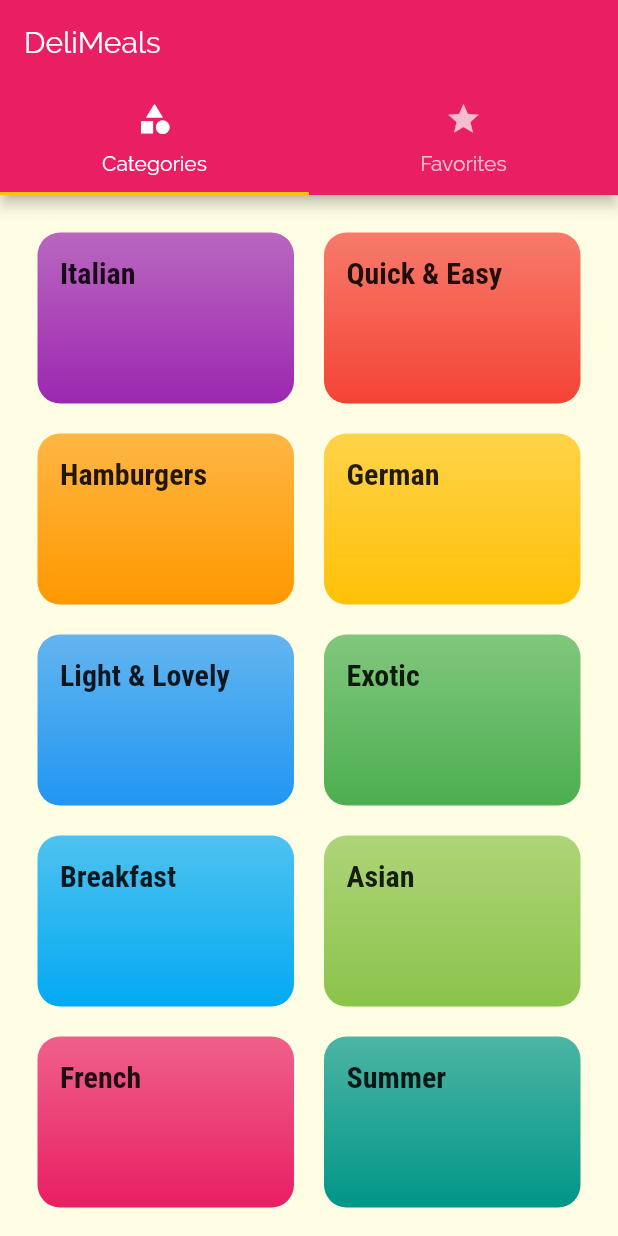
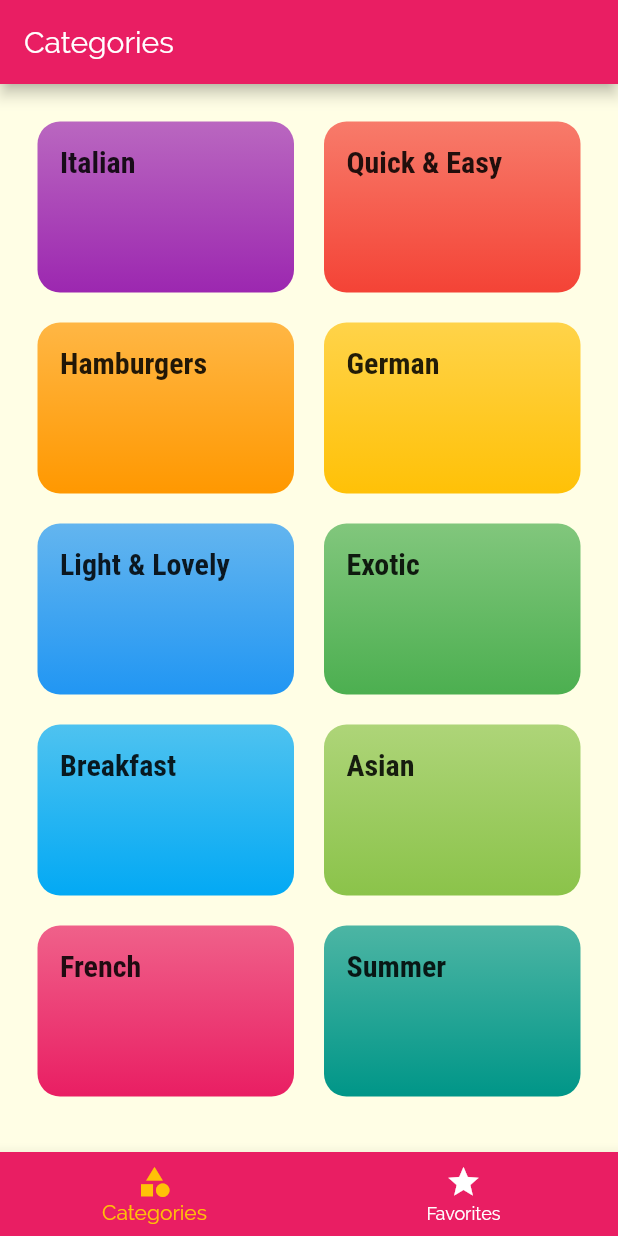
Before and after one commit to AhmedMostafaElbasha/DeliMeals, a Flutter app: the screen it shows after launch, on a phone screen of 412 x 824 dp. Run offline on Flutter 3.47's test engine with Material 2 defaults, Android fonts, the phone set to English and light mode, and no system bars.

```diff
--- a/meals_app/lib/screens/tabs_screen.dart
+++ b/meals_app/lib/screens/tabs_screen.dart
@@ -1,7 +1,7 @@
 import 'package:flutter/material.dart';
 
 import './categories_screen.dart';
-import 'package:meals_app/screens/favorites_screen.dart';
+import './favorites_screen.dart';
 
 class TabsScreen extends StatefulWidget {
   static const routeName = '/';
@@ -11,35 +11,52 @@ class TabsScreen extends StatefulWidget {
 }
 
 class _TabsScreenState extends State<TabsScreen> {
+  final List<Map<String, Object>> _pages = [
+    {
+      'page': CategoriesScreen(),
+      'title': 'Categories',
+    },
+    {
+      'page': FavoritesScreen(),
+      'title': 'Favorites',
+    },
+  ];
+
+  var _selectedPageIndex = 0;
+
+  void _selectTap(int index) {
+    setState(() {
+      _selectedPageIndex = index;
+    });
+  }
+
   @override
   Widget build(BuildContext context) {
-    return DefaultTabController(
-      child: Scaffold(
-        appBar: AppBar(
-          title: Text('DeliMeals'),
-          bottom: TabBar(
-            tabs: <Widget>[
-              Tab(
-                icon: Icon(
-                  Icons.category,
-                ),
-                text: 'Categories',
-              ),
-              Tab(
-                icon: Icon(Icons.star),
-                text: 'Favorites',
-              ),
-            ],
+    return Scaffold(
+      appBar: AppBar(
+        title: Text(_pages[_selectedPageIndex]['title']),
+      ),
+      body: _pages[_selectedPageIndex]['page'],
+      bottomNavigationBar: BottomNavigationBar(
+        onTap: _selectTap,
+        backgroundColor: Theme.of(context).primaryColor,
+        unselectedItemColor: Colors.white,
+        selectedItemColor: Theme.of(context).accentColor,
+        currentIndex: _selectedPageIndex,
+        // type: BottomNavigationBarType.fixed,
+        items: [
+          BottomNavigationBarItem(
+            backgroundColor: Theme.of(context).primaryColor,
+            icon: Icon(Icons.category),
+            title: Text('Categories'),
           ),
-        ),
-        body: TabBarView(
-          children: <Widget>[
-            CategoriesScreen(),
-            FavoritesScreen(),
-          ],
-        ),
+          BottomNavigationBarItem(
+            backgroundColor: Theme.of(context).primaryColor,
+            icon: Icon(Icons.star),
+            title: Text('Favorites'),
+          ),
+        ],
       ),
-      length: 2,
     );
   }
 }
```
